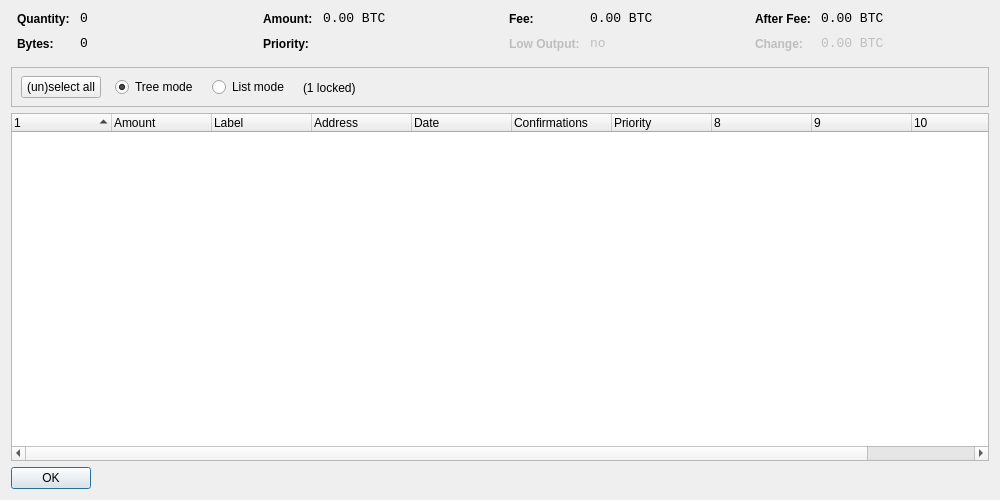
First picture: the form in src/qt/forms/coincontroldialog.ui, repository MFrcoin/MFCoin, before the edit.
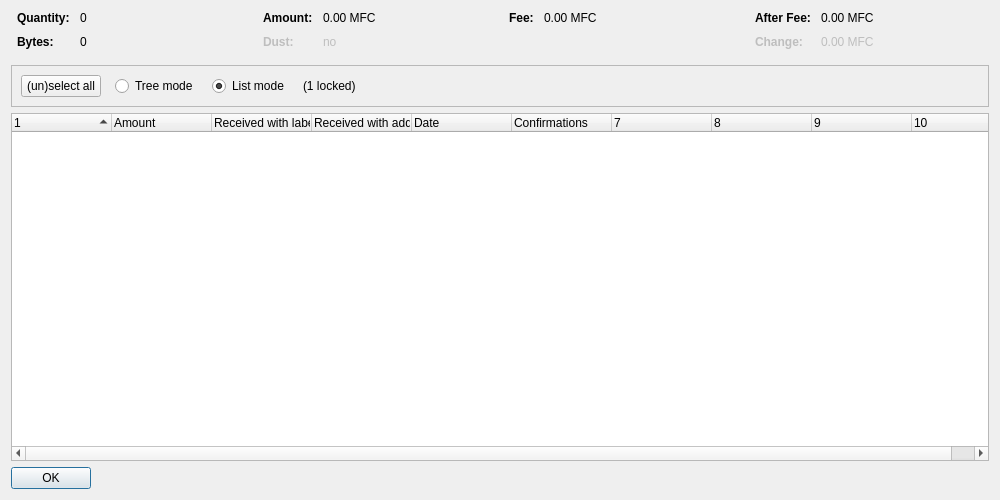
Second picture: the form after the edit. Custom widgets are drawn as their Qt base class.

What changed in the file:
```diff
--- a/src/qt/forms/coincontroldialog.ui
+++ b/src/qt/forms/coincontroldialog.ui
@@ -38,8 +38,11 @@
        </property>
        <item row="0" column="0">
         <widget class="QLabel" name="labelCoinControlQuantityText">
-         <property name="styleSheet">
-          <string notr="true">font-weight:bold;</string>
+         <property name="font">
+          <font>
+           <weight>75</weight>
+           <bold>true</bold>
+          </font>
          </property>
          <property name="text">
           <string>Quantity:</string>
@@ -48,12 +51,6 @@
        </item>
        <item row="0" column="1">
         <widget class="QLabel" name="labelCoinControlQuantity">
-         <property name="font">
-          <font>
-           <family>Monospace</family>
-           <pointsize>10</pointsize>
-          </font>
-         </property>
          <property name="cursor">
           <cursorShape>IBeamCursor</cursorShape>
          </property>
@@ -70,8 +67,11 @@
        </item>
        <item row="1" column="0">
         <widget class="QLabel" name="labelCoinControlBytesText">
-         <property name="styleSheet">
-          <string notr="true">font-weight:bold;</string>
+         <property name="font">
+          <font>
+           <weight>75</weight>
+           <bold>true</bold>
+          </font>
          </property>
          <property name="text">
           <string>Bytes:</string>
@@ -80,12 +80,6 @@
        </item>
        <item row="1" column="1">
         <widget class="QLabel" name="labelCoinControlBytes">
-         <property name="font">
-          <font>
-           <family>Monospace</family>
-           <pointsize>10</pointsize>
-          </font>
-         </property>
          <property name="cursor">
           <cursorShape>IBeamCursor</cursorShape>
          </property>
@@ -118,8 +112,11 @@
        </property>
        <item row="0" column="0">
         <widget class="QLabel" name="labelCoinControlAmountText">
-         <property name="styleSheet">
-          <string notr="true">font-weight:bold;</string>
+         <property name="font">
+          <font>
+           <weight>75</weight>
+           <bold>true</bold>
+          </font>
          </property>
          <property name="text">
           <string>Amount:</string>
@@ -128,12 +125,6 @@
        </item>
        <item row="0" column="1">
         <widget class="QLabel" name="labelCoinControlAmount">
-         <property name="font">
-          <font>
-           <family>Monospace</family>
-           <pointsize>10</pointsize>
-          </font>
-         </property>
          <property name="cursor">
           <cursorShape>IBeamCursor</cursorShape>
          </property>
@@ -141,7 +132,7 @@
           <enum>Qt::ActionsContextMenu</enum>
          </property>
          <property name="text">
-          <string notr="true">0.00 BTC</string>
+          <string notr="true">0.00 MFC</string>
          </property>
          <property name="textInteractionFlags">
           <set>Qt::LinksAccessibleByMouse|Qt::TextSelectableByKeyboard|Qt::TextSelectableByMouse</set>
@@ -149,22 +140,25 @@
         </widget>
        </item>
        <item row="1" column="0">
-        <widget class="QLabel" name="labelCoinControlPriorityText">
-         <property name="styleSheet">
-          <string notr="true">font-weight:bold;</string>
+        <widget class="QLabel" name="labelCoinControlLowOutputText">
+         <property name="enabled">
+          <bool>false</bool>
+         </property>
+         <property name="font">
+          <font>
+           <weight>75</weight>
+           <bold>true</bold>
+          </font>
          </property>
          <property name="text">
-          <string>Priority:</string>
+          <string>Dust:</string>
          </property>
         </widget>
        </item>
        <item row="1" column="1">
-        <widget class="QLabel" name="labelCoinControlPriority">
-         <property name="font">
-          <font>
-           <family>Monospace</family>
-           <pointsize>10</pointsize>
-          </font>
+        <widget class="QLabel" name="labelCoinControlLowOutput">
+         <property name="enabled">
+          <bool>false</bool>
          </property>
          <property name="cursor">
           <cursorShape>IBeamCursor</cursorShape>
@@ -173,7 +167,7 @@
           <enum>Qt::ActionsContextMenu</enum>
          </property>
          <property name="text">
-          <string/>
+          <string notr="true">no</string>
          </property>
          <property name="textInteractionFlags">
           <set>Qt::LinksAccessibleByMouse|Qt::TextSelectableByKeyboard|Qt::TextSelectableByMouse</set>
@@ -198,8 +192,11 @@
        </property>
        <item row="0" column="0">
         <widget class="QLabel" name="labelCoinControlFeeText">
-         <property name="styleSheet">
-          <string notr="true">font-weight:bold;</string>
+         <property name="font">
+          <font>
+           <weight>75</weight>
+           <bold>true</bold>
+          </font>
          </property>
          <property name="text">
           <string>Fee:</string>
@@ -208,12 +205,6 @@
        </item>
        <item row="0" column="1">
         <widget class="QLabel" name="labelCoinControlFee">
-         <property name="font">
-          <font>
-           <family>Monospace</family>
-           <pointsize>10</pointsize>
-          </font>
-         </property>
          <property name="cursor">
           <cursorShape>IBeamCursor</cursorShape>
          </property>
@@ -221,45 +212,7 @@
           <enum>Qt::ActionsContextMenu</enum>
          </property>
          <property name="text">
-          <string notr="true">0.00 BTC</string>
-         </property>
-         <property name="textInteractionFlags">
-          <set>Qt::LinksAccessibleByMouse|Qt::TextSelectableByKeyboard|Qt::TextSelectableByMouse</set>
-         </property>
-        </widget>
-       </item>
-       <item row="1" column="0">
-        <widget class="QLabel" name="labelCoinControlLowOutputText">
-         <property name="enabled">
-          <bool>false</bool>
-         </property>
-         <property name="styleSheet">
-          <string notr="true">font-weight:bold;</string>
-         </property>
-         <property name="text">
-          <string>Low Output:</string>
-         </property>
-        </widget>
-       </item>
-       <item row="1" column="1">
-        <widget class="QLabel" name="labelCoinControlLowOutput">
-         <property name="enabled">
-          <bool>false</bool>
-         </property>
-         <property name="font">
-          <font>
-           <family>Monospace</family>
-           <pointsize>10</pointsize>
-          </font>
-         </property>
-         <property name="cursor">
-          <cursorShape>IBeamCursor</cursorShape>
-         </property>
-         <property name="contextMenuPolicy">
-          <enum>Qt::ActionsContextMenu</enum>
-         </property>
-         <property name="text">
-          <string>no</string>
+          <string notr="true">0.00 MFC</string>
          </property>
          <property name="textInteractionFlags">
           <set>Qt::LinksAccessibleByMouse|Qt::TextSelectableByKeyboard|Qt::TextSelectableByMouse</set>
@@ -284,8 +237,11 @@
        </property>
        <item row="0" column="0">
         <widget class="QLabel" name="labelCoinControlAfterFeeText">
-         <property name="styleSheet">
-          <string notr="true">font-weight:bold;</string>
+         <property name="font">
+          <font>
+           <weight>75</weight>
+           <bold>true</bold>
+          </font>
          </property>
          <property name="text">
           <string>After Fee:</string>
@@ -294,12 +250,6 @@
        </item>
        <item row="0" column="1">
         <widget class="QLabel" name="labelCoinControlAfterFee">
-         <property name="font">
-          <font>
-           <family>Monospace</family>
-           <pointsize>10</pointsize>
-          </font>
-         </property>
          <property name="cursor">
           <cursorShape>IBeamCursor</cursorShape>
          </property>
@@ -307,7 +257,7 @@
           <enum>Qt::ActionsContextMenu</enum>
          </property>
          <property name="text">
-          <string notr="true">0.00 BTC</string>
+          <string notr="true">0.00 MFC</string>
          </property>
          <property name="textInteractionFlags">
           <set>Qt::LinksAccessibleByMouse|Qt::TextSelectableByKeyboard|Qt::TextSelectableByMouse</set>
@@ -319,8 +269,11 @@
          <property name="enabled">
           <bool>false</bool>
          </property>
-         <property name="styleSheet">
-          <string notr="true">font-weight:bold;</string>
+         <property name="font">
+          <font>
+           <weight>75</weight>
+           <bold>true</bold>
+          </font>
          </property>
          <property name="text">
           <string>Change:</string>
@@ -332,12 +285,6 @@
          <property name="enabled">
           <bool>false</bool>
          </property>
-         <property name="font">
-          <font>
-           <family>Monospace</family>
-           <pointsize>10</pointsize>
-          </font>
-         </property>
          <property name="cursor">
           <cursorShape>IBeamCursor</cursorShape>
          </property>
@@ -345,7 +292,7 @@
           <enum>Qt::ActionsContextMenu</enum>
          </property>
          <property name="text">
-          <string notr="true">0.00 BTC</string>
+          <string notr="true">0.00 MFC</string>
          </property>
          <property name="textInteractionFlags">
           <set>Qt::LinksAccessibleByMouse|Qt::TextSelectableByKeyboard|Qt::TextSelectableByMouse</set>
@@ -370,15 +317,8 @@
      <property name="frameShadow">
       <enum>QFrame::Sunken</enum>
      </property>
-     <widget class="QWidget" name="horizontalLayoutWidget">
-      <property name="geometry">
-       <rect>
-        <x>10</x>
-        <y>0</y>
-        <width>781</width>
-        <height>41</height>
-       </rect>
-      </property>
+     <layout class="QHBoxLayout" name="horizontalLayout">
+      <item>
       <layout class="QHBoxLayout" name="horizontalLayoutPanel" stretch="0,0,0,0,0">
        <property name="spacing">
         <number>14</number>
@@ -394,6 +334,9 @@
          <property name="text">
           <string>(un)select all</string>
          </property>
+          <property name="autoDefault">
+           <bool>false</bool>
+          </property>
         </widget>
        </item>
        <item>
@@ -407,9 +350,6 @@
          <property name="text">
           <string>Tree mode</string>
          </property>
-         <property name="checked">
-          <bool>true</bool>
-         </property>
         </widget>
        </item>
        <item>
@@ -423,6 +363,9 @@
          <property name="text">
           <string>List mode</string>
          </property>
+          <property name="checked">
+           <bool>true</bool>
+          </property>
         </widget>
        </item>
        <item>
@@ -446,7 +389,8 @@
         </spacer>
        </item>
       </layout>
-     </widget>
+      </item>
+     </layout>
     </widget>
    </item>
    <item>
@@ -458,7 +402,7 @@
       <bool>false</bool>
      </property>
      <property name="columnCount">
-      <number>11</number>
+      <number>10</number>
      </property>
      <attribute name="headerShowSortIndicator" stdset="0">
       <bool>true</bool>
@@ -478,12 +422,12 @@
      </column>
      <column>
       <property name="text">
-       <string notr="true">Label</string>
+       <string>Received with label</string>
       </property>
      </column>
      <column>
       <property name="text">
-       <string>Address</string>
+       <string>Received with address</string>
       </property>
      </column>
      <column>
@@ -499,11 +443,6 @@
        <string>Confirmed</string>
       </property>
      </column>
-     <column>
-      <property name="text">
-       <string>Priority</string>
-      </property>
-     </column>
      <column>
       <property name="text">
        <string/>
```
Left out of the diff: 4 changed lines with no effect on the pictures. Lines whose indentation alone changed are shown as unchanged.
